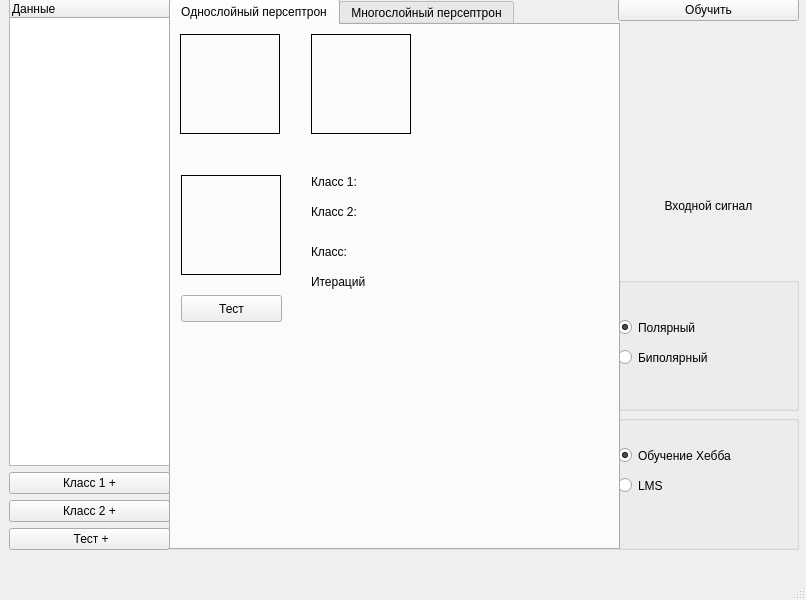
Alek-dr/NeuralNetworks, file View/view.ui: the form before one commit.
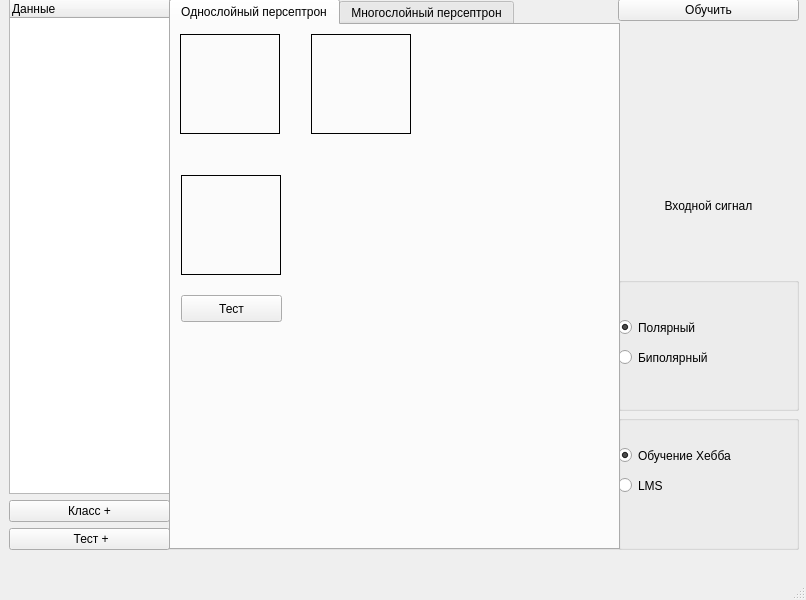
The form after the commit.

What changed in the file:
```diff
--- a/View/view.ui
+++ b/View/view.ui
@@ -140,14 +140,7 @@
      <item>
       <widget class="QPushButton" name="class_1">
        <property name="text">
-        <string>Класс 1 +</string>
-       </property>
-      </widget>
-     </item>
-     <item>
-      <widget class="QPushButton" name="class_2">
-       <property name="text">
-        <string>Класс 2 +</string>
+        <string>Класс +</string>
        </property>
       </widget>
      </item>
@@ -233,49 +226,10 @@
         <widget class="QLabel" name="lbl1">
          <property name="geometry">
           <rect>
-           <x>140</x>
+           <x>138</x>
            <y>150</y>
-           <width>59</width>
-           <height>14</height>
-          </rect>
-         </property>
-         <property name="text">
-          <string>Класс 1:</string>
-         </property>
-        </widget>
-        <widget class="QLabel" name="lbl2">
-         <property name="geometry">
-          <rect>
-           <x>140</x>
-           <y>180</y>
-           <width>59</width>
-           <height>14</height>
-          </rect>
-         </property>
-         <property name="text">
-          <string>Класс 2:</string>
-         </property>
-        </widget>
-        <widget class="QLabel" name="sim_1">
-         <property name="geometry">
-          <rect>
-           <x>200</x>
-           <y>150</y>
-           <width>59</width>
-           <height>14</height>
-          </rect>
-         </property>
-         <property name="text">
-          <string/>
-         </property>
-        </widget>
-        <widget class="QLabel" name="sim_2">
-         <property name="geometry">
-          <rect>
-           <x>200</x>
-           <y>180</y>
-           <width>59</width>
-           <height>14</height>
+           <width>271</width>
+           <height>101</height>
           </rect>
          </property>
          <property name="text">
@@ -295,19 +249,6 @@
           <string>Тест</string>
          </property>
         </widget>
-        <widget class="QLabel" name="test">
-         <property name="geometry">
-          <rect>
-           <x>140</x>
-           <y>220</y>
-           <width>59</width>
-           <height>14</height>
-          </rect>
-         </property>
-         <property name="text">
-          <string>Класс:</string>
-         </property>
-        </widget>
         <widget class="QLabel" name="test_lbl">
          <property name="geometry">
           <rect>
@@ -321,19 +262,6 @@
           <string/>
          </property>
         </widget>
-        <widget class="QLabel" name="iterations">
-         <property name="geometry">
-          <rect>
-           <x>140</x>
-           <y>250</y>
-           <width>59</width>
-           <height>14</height>
-          </rect>
-         </property>
-         <property name="text">
-          <string>Итераций</string>
-         </property>
-        </widget>
         <widget class="QLabel" name="iterations_lbl">
          <property name="geometry">
           <rect>
```
Left out of the diff: 17 changed lines with no effect on the pictures.
